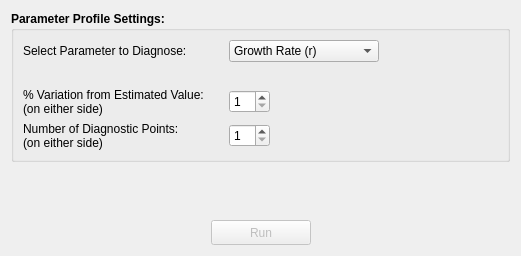
Old version of the form MSSPM_Main/forms/Diagnostic/Diagnostic_Tab01.ui in the repository nmfs-fish-tools/MSSPM.
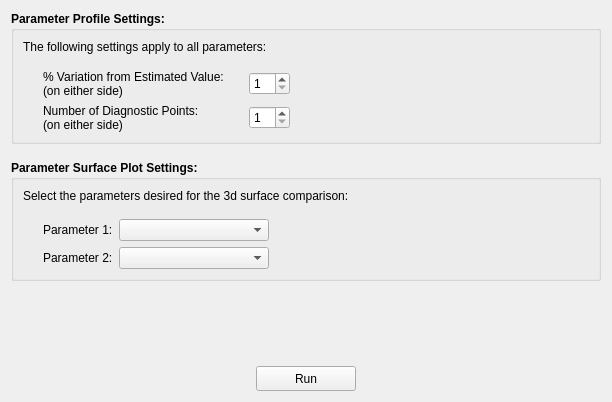
New version of the form.

Diff of the .ui file:
```diff
--- a/MSSPM_Main/forms/Diagnostic/Diagnostic_Tab01.ui
+++ b/MSSPM_Main/forms/Diagnostic/Diagnostic_Tab01.ui
@@ -6,8 +6,8 @@
    <rect>
     <x>0</x>
     <y>0</y>
-    <width>521</width>
-    <height>256</height>
+    <width>612</width>
+    <height>402</height>
    </rect>
   </property>
   <property name="sizePolicy">
@@ -19,7 +19,7 @@
   <property name="windowTitle">
    <string>Form</string>
   </property>
-  <layout class="QVBoxLayout" name="verticalLayout_2">
+  <layout class="QVBoxLayout" name="verticalLayout_3">
    <item>
     <widget class="QGroupBox" name="Diagnostic_Tab1_ParameterGB">
      <property name="font">
@@ -36,78 +36,17 @@
      </property>
      <layout class="QVBoxLayout" name="verticalLayout">
       <item>
-       <layout class="QHBoxLayout" name="horizontalLayout_3">
-        <item>
-         <widget class="QLabel" name="Diagnostic_Tab1_ParameterLBL">
-          <property name="minimumSize">
-           <size>
-            <width>200</width>
-            <height>0</height>
-           </size>
-          </property>
-          <property name="maximumSize">
-           <size>
-            <width>200</width>
-            <height>16777215</height>
-           </size>
-          </property>
-          <property name="font">
-           <font>
-            <weight>50</weight>
-            <bold>false</bold>
-           </font>
-          </property>
-          <property name="text">
-           <string>Select Parameter to Diagnose:</string>
-          </property>
-         </widget>
-        </item>
-        <item>
-         <widget class="QComboBox" name="Diagnostic_Tab1_ParameterCMB">
-          <property name="minimumSize">
-           <size>
-            <width>150</width>
-            <height>0</height>
-           </size>
-          </property>
-          <property name="maximumSize">
-           <size>
-            <width>150</width>
-            <height>16777215</height>
-           </size>
-          </property>
-          <property name="font">
-           <font>
-            <weight>50</weight>
-            <bold>false</bold>
-           </font>
-          </property>
-          <item>
-           <property name="text">
-            <string>Growth Rate (r)</string>
-           </property>
-          </item>
-          <item>
-           <property name="text">
-            <string>Carrying Capacity (K)</string>
-           </property>
-          </item>
-         </widget>
-        </item>
-        <item>
-         <spacer name="horizontalSpacer_3">
-          <property name="orientation">
-           <enum>Qt::Horizontal</enum>
-          </property>
-          <property name="sizeHint" stdset="0">
-           <size>
-            <width>40</width>
-            <height>20</height>
-           </size>
-          </property>
-         </spacer>
-        </item>
-       </layout>
+       <widget class="QLabel" name="label_3">
+        <property name="font">
+         <font>
+          <weight>50</weight>
+          <bold>false</bold>
+         </font>
+        </property>
+        <property name="text">
+         <string>The following settings apply to all parameters:</string>
+        </property>
+       </widget>
       </item>
       <item>
        <spacer name="verticalSpacer_3">
@@ -120,13 +59,29 @@
         <property name="sizeHint" stdset="0">
          <size>
           <width>20</width>
-          <height>20</height>
+          <height>10</height>
          </size>
         </property>
        </spacer>
       </item>
       <item>
        <layout class="QHBoxLayout" name="horizontalLayout">
+        <item>
+         <spacer name="horizontalSpacer_6">
+          <property name="orientation">
+           <enum>Qt::Horizontal</enum>
+          </property>
+          <property name="sizeType">
+           <enum>QSizePolicy::Fixed</enum>
+          </property>
+          <property name="sizeHint" stdset="0">
+           <size>
+            <width>20</width>
+            <height>20</height>
+           </size>
+          </property>
+         </spacer>
+        </item>
         <item>
          <widget class="QLabel" name="label">
           <property name="minimumSize">
@@ -186,6 +141,22 @@
       </item>
       <item>
        <layout class="QHBoxLayout" name="horizontalLayout_2">
+        <item>
+         <spacer name="horizontalSpacer_7">
+          <property name="orientation">
+           <enum>Qt::Horizontal</enum>
+          </property>
+          <property name="sizeType">
+           <enum>QSizePolicy::Fixed</enum>
+          </property>
+          <property name="sizeHint" stdset="0">
+           <size>
+            <width>20</width>
+            <height>20</height>
+           </size>
+          </property>
+         </spacer>
+        </item>
         <item>
          <widget class="QLabel" name="label_2">
           <property name="minimumSize">
@@ -252,12 +223,208 @@
       <enum>Qt::Vertical</enum>
      </property>
      <property name="sizeType">
+      <enum>QSizePolicy::Fixed</enum>
+     </property>
+     <property name="sizeHint" stdset="0">
+      <size>
+       <width>20</width>
+       <height>10</height>
+      </size>
+     </property>
+    </spacer>
+   </item>
+   <item>
+    <widget class="QGroupBox" name="groupBox">
+     <property name="font">
+      <font>
+       <weight>75</weight>
+       <bold>true</bold>
+      </font>
+     </property>
+     <property name="title">
+      <string>Parameter Surface Plot Settings:</string>
+     </property>
+     <layout class="QVBoxLayout" name="verticalLayout_2">
+      <item>
+       <widget class="QLabel" name="label_6">
+        <property name="font">
+         <font>
+          <weight>50</weight>
+          <bold>false</bold>
+         </font>
+        </property>
+        <property name="text">
+         <string>Select the parameters desired for the 3d surface comparison:</string>
+        </property>
+       </widget>
+      </item>
+      <item>
+       <spacer name="verticalSpacer_5">
+        <property name="orientation">
+         <enum>Qt::Vertical</enum>
+        </property>
+        <property name="sizeType">
+         <enum>QSizePolicy::Fixed</enum>
+        </property>
+        <property name="sizeHint" stdset="0">
+         <size>
+          <width>20</width>
+          <height>10</height>
+         </size>
+        </property>
+       </spacer>
+      </item>
+      <item>
+       <layout class="QHBoxLayout" name="horizontalLayout_4">
+        <item>
+         <spacer name="horizontalSpacer_5">
+          <property name="orientation">
+           <enum>Qt::Horizontal</enum>
+          </property>
+          <property name="sizeType">
+           <enum>QSizePolicy::Fixed</enum>
+          </property>
+          <property name="sizeHint" stdset="0">
+           <size>
+            <width>20</width>
+            <height>20</height>
+           </size>
+          </property>
+         </spacer>
+        </item>
+        <item>
+         <widget class="QLabel" name="label_4">
+          <property name="font">
+           <font>
+            <weight>50</weight>
+            <bold>false</bold>
+           </font>
+          </property>
+          <property name="text">
+           <string>Parameter 1:</string>
+          </property>
+         </widget>
+        </item>
+        <item>
+         <widget class="QComboBox" name="Diagnostic_Tab1_SurfaceParameter1CMB">
+          <property name="minimumSize">
+           <size>
+            <width>150</width>
+            <height>0</height>
+           </size>
+          </property>
+          <property name="maximumSize">
+           <size>
+            <width>150</width>
+            <height>16777215</height>
+           </size>
+          </property>
+          <property name="font">
+           <font>
+            <weight>50</weight>
+            <bold>false</bold>
+           </font>
+          </property>
+         </widget>
+        </item>
+        <item>
+         <spacer name="horizontalSpacer_3">
+          <property name="orientation">
+           <enum>Qt::Horizontal</enum>
+          </property>
+          <property name="sizeHint" stdset="0">
+           <size>
+            <width>40</width>
+            <height>20</height>
+           </size>
+          </property>
+         </spacer>
+        </item>
+       </layout>
+      </item>
+      <item>
+       <layout class="QHBoxLayout" name="horizontalLayout_3">
+        <item>
+         <spacer name="horizontalSpacer_8">
+          <property name="orientation">
+           <enum>Qt::Horizontal</enum>
+          </property>
+          <property name="sizeType">
+           <enum>QSizePolicy::Fixed</enum>
+          </property>
+          <property name="sizeHint" stdset="0">
+           <size>
+            <width>20</width>
+            <height>20</height>
+           </size>
+          </property>
+         </spacer>
+        </item>
+        <item>
+         <widget class="QLabel" name="label_5">
+          <property name="font">
+           <font>
+            <weight>50</weight>
+            <bold>false</bold>
+           </font>
+          </property>
+          <property name="text">
+           <string>Parameter 2:</string>
+          </property>
+         </widget>
+        </item>
+        <item>
+         <widget class="QComboBox" name="Diagnostic_Tab1_SurfaceParameter2CMB">
+          <property name="minimumSize">
+           <size>
+            <width>150</width>
+            <height>0</height>
+           </size>
+          </property>
+          <property name="maximumSize">
+           <size>
+            <width>150</width>
+            <height>16777215</height>
+           </size>
+          </property>
+          <property name="font">
+           <font>
+            <weight>50</weight>
+            <bold>false</bold>
+           </font>
+          </property>
+         </widget>
+        </item>
+        <item>
+         <spacer name="horizontalSpacer_4">
+          <property name="orientation">
+           <enum>Qt::Horizontal</enum>
+          </property>
+          <property name="sizeHint" stdset="0">
+           <size>
+            <width>40</width>
+            <height>20</height>
+           </size>
+          </property>
+         </spacer>
+        </item>
+       </layout>
+      </item>
+     </layout>
+    </widget>
+   </item>
+   <item>
+    <spacer name="verticalSpacer_4">
+     <property name="orientation">
+      <enum>Qt::Vertical</enum>
+     </property>
+     <property name="sizeType">
       <enum>QSizePolicy::Expanding</enum>
      </property>
      <property name="sizeHint" stdset="0">
       <size>
        <width>20</width>
-       <height>20</height>
+       <height>18</height>
       </size>
      </property>
     </spacer>
@@ -280,7 +447,7 @@
      <item>
       <widget class="QPushButton" name="Diagnostic_Tab1_RunPB">
        <property name="enabled">
-        <bool>false</bool>
+        <bool>true</bool>
        </property>
        <property name="sizePolicy">
         <sizepolicy hsizetype="Fixed" vsizetype="Fixed">
```
